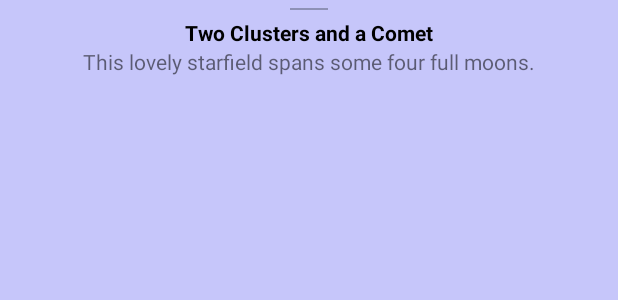
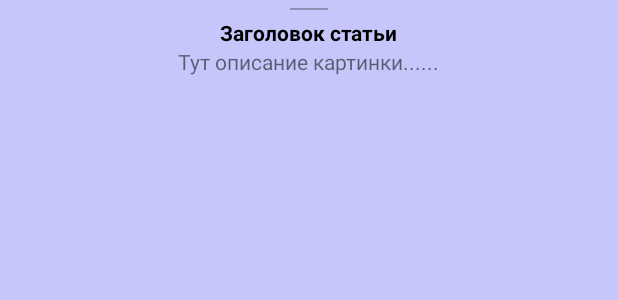
Before and after one commit to ChernovPavel/MaterialApp, an Android app: the layout fragment_description_bottom_sheet.xml on its own in the app's theme, with its tools: preview values and no code run, on a phone screen of 412 x 824 dp. Shown: the top 300 px of the screen. Run offline under Robolectric (Android 15) with nearby library versions, the phone set to English and light mode, and no system bars.

Commit message:
небольшие правки

```diff
--- a/app/src/main/java/com/example/materialapp/ui/MainViewModel.kt
+++ b/app/src/main/java/com/example/materialapp/ui/MainViewModel.kt
@@ -3,6 +3,7 @@ package com.example.materialapp.ui
 import androidx.lifecycle.ViewModel
 import androidx.lifecycle.ViewModelProvider
 import androidx.lifecycle.viewModelScope
+import com.example.materialapp.R
 import com.example.materialapp.api.PictureOfTheDayResponse
 import com.example.materialapp.domain.NasaRepository
 import kotlinx.coroutines.flow.Flow
@@ -31,7 +32,7 @@ class MainViewModel(private val repository: NasaRepository) : ViewModel() {
                 _response.emit(response)
 
             } catch (exp: IOException) {
-                _error.emit("Network error")
+                _error.emit(R.string.network_error.toString())
             }
 
             _loading.emit(false)
--- a/app/src/main/res/layout/fragment_description_bottom_sheet.xml
+++ b/app/src/main/res/layout/fragment_description_bottom_sheet.xml
@@ -32,7 +32,7 @@
         app:layout_constraintEnd_toEndOf="parent"
         app:layout_constraintStart_toStartOf="parent"
         app:layout_constraintTop_toBottomOf="@+id/bottom_sheet_line"
-        tools:text="Two Clusters and a Comet" />
+        tools:text="Заголовок статьи" />
 
     <TextView
         android:id="@+id/bottom_sheet_description"
@@ -43,5 +43,5 @@
         app:layout_constraintEnd_toEndOf="parent"
         app:layout_constraintStart_toStartOf="parent"
         app:layout_constraintTop_toBottomOf="@+id/bottom_sheet_description_header"
-        tools:text="This lovely starfield spans some four full moons." />
+        tools:text="Тут описание картинки......" />
 </androidx.constraintlayout.widget.ConstraintLayout>
--- a/app/src/main/res/layout/fragment_main.xml
+++ b/app/src/main/res/layout/fragment_main.xml
@@ -54,7 +54,7 @@
             app:layout_constraintEnd_toEndOf="parent"
             app:layout_constraintStart_toStartOf="parent"
             app:layout_constraintTop_toTopOf="parent"
-            tools:visibility="gone" />
+            tools:visibility="visible" />
 
     </androidx.constraintlayout.widget.ConstraintLayout>
 
--- a/app/src/main/res/values/strings.xml
+++ b/app/src/main/res/values/strings.xml
@@ -3,4 +3,5 @@
     <string name="search_wiki">Поиск по википедии</string>
     <string name="wiki_helper_text">Введите запрос</string>
     <string name="photo_of_the_day_stub">Фото дня</string>
+    <string name="network_error">Ошибка сети</string>
 </resources>
```
